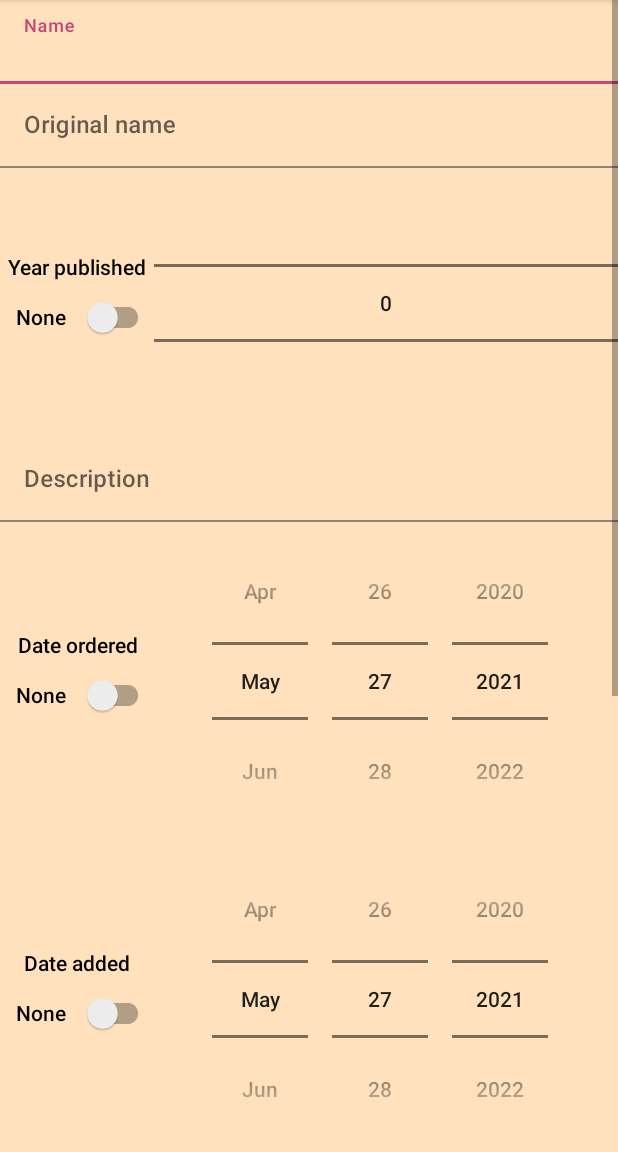
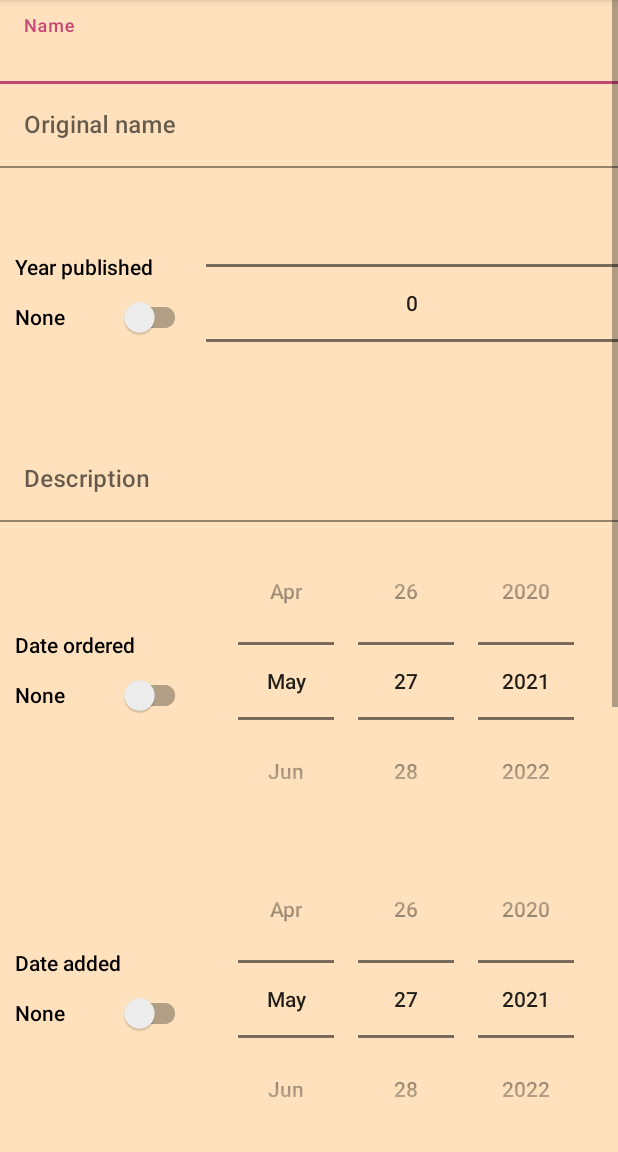
Before and after one commit to adam-handke/BoardGameCollector, an Android app: the EditActivity screen opened directly, with no data from a screen before it, on a phone screen of 412 x 824 dp, the part 84-1236 px from its top. Run offline under Robolectric (Android 15) with nearby library versions, the light colour scheme and no system bars.

Commit message:
add: reset collection option; minor layout fixes

```diff
--- a/app/src/main/AndroidManifest.xml
+++ b/app/src/main/AndroidManifest.xml
@@ -7,7 +7,7 @@
         android:icon="@mipmap/ic_launcher"
         android:label="@string/app_name"
         android:roundIcon="@mipmap/ic_launcher_round"
-        android:supportsRtl="true"
+        android:supportsRtl="false"
         android:theme="@style/Theme.BoardGameCollector">
         <activity
             android:name=".EditActivity"
--- a/app/src/main/java/com/ubiquitous/boardgamecollector/BoardGame.kt
+++ b/app/src/main/java/com/ubiquitous/boardgamecollector/BoardGame.kt
@@ -39,7 +39,6 @@ class BoardGame(
         return name.toString()
     }
 
-
     fun toStringArray(base: String, expansion: String, both: String): Array<String>{
         return arrayOf(
             name ?: "—",
@@ -67,6 +66,10 @@ class BoardGame(
                 BaseExpansionStatus.BOTH -> both
                 else -> base
             },
+            when(expansionNames.size){
+                0 -> "—"
+                else -> expansionNames.joinToString(", ")
+            },
             comment ?: "—",
             locationName ?: "—",
             locationComment ?: "—"
--- a/app/src/main/java/com/ubiquitous/boardgamecollector/DetailsActivity.kt
+++ b/app/src/main/java/com/ubiquitous/boardgamecollector/DetailsActivity.kt
@@ -77,6 +77,7 @@ class DetailsActivity : AppCompatActivity() {
             getString(R.string.mpn),
             getString(R.string.rank),
             getString(R.string.base_expansion_status),
+            getString(R.string.expansions),
             getString(R.string.comment),
             getString(R.string.location),
             getString(R.string.location_comment)
--- a/app/src/main/res/layout/activity_edit.xml
+++ b/app/src/main/res/layout/activity_edit.xml
@@ -50,9 +50,10 @@
             <LinearLayout
                 android:layout_width="0dp"
                 android:layout_height="match_parent"
-                android:layout_weight="1"
+                android:layout_weight="1.5"
                 android:gravity="center"
-                android:orientation="vertical">
+                android:orientation="vertical"
+                android:padding="10dp">
 
                 <TextView
                     android:layout_width="match_parent"
@@ -63,10 +64,10 @@
 
                 <androidx.appcompat.widget.SwitchCompat
                     android:id="@+id/yearPickerNull"
-                    android:onClick="disableYearPicker"
                     android:layout_width="match_parent"
                     android:layout_height="wrap_content"
                     android:layout_gravity="center"
+                    android:onClick="disableYearPicker"
                     android:text="@string/noneSelected"
                     android:textAlignment="center" />
 
@@ -105,9 +106,10 @@
             <LinearLayout
                 android:layout_width="0dp"
                 android:layout_height="match_parent"
-                android:layout_weight="1"
+                android:layout_weight="1.5"
                 android:gravity="center"
-                android:orientation="vertical">
+                android:orientation="vertical"
+                android:padding="10dp">
 
                 <TextView
                     android:layout_width="match_parent"
@@ -118,10 +120,10 @@
 
                 <androidx.appcompat.widget.SwitchCompat
                     android:id="@+id/dateOrderedPickerNull"
-                    android:onClick="disableDateOrderedPicker"
                     android:layout_width="match_parent"
                     android:layout_height="wrap_content"
-                    android:layout_gravity="center"
+                    android:layout_gravity="left"
+                    android:onClick="disableDateOrderedPicker"
                     android:text="@string/noneSelected"
                     android:textAlignment="center" />
 
@@ -147,9 +149,10 @@
             <LinearLayout
                 android:layout_width="0dp"
                 android:layout_height="match_parent"
-                android:layout_weight="1"
+                android:layout_weight="1.5"
                 android:gravity="center"
-                android:orientation="vertical">
+                android:orientation="vertical"
+                android:padding="10dp">
 
                 <TextView
                     android:layout_width="match_parent"
@@ -160,10 +163,10 @@
 
                 <androidx.appcompat.widget.SwitchCompat
                     android:id="@+id/dateAddedPickerNull"
-                    android:onClick="disableDateAddedPicker"
                     android:layout_width="match_parent"
                     android:layout_height="wrap_content"
                     android:layout_gravity="center"
+                    android:onClick="disableDateAddedPicker"
                     android:text="@string/noneSelected"
                     android:textAlignment="center" />
 
@@ -242,18 +245,26 @@
             android:gravity="center"
             android:orientation="horizontal">
 
+            <LinearLayout
+                android:layout_width="0dp"
+                android:layout_height="match_parent"
+                android:layout_weight="1.5"
+                android:gravity="center"
+                android:orientation="vertical"
+                android:padding="10dp">
+
                 <TextView
                     android:layout_width="match_parent"
                     android:layout_height="wrap_content"
                     android:layout_gravity="center"
-                android:layout_weight="3"
                     android:text="@string/base_expansion_status"
                     android:textAlignment="center" />
+            </LinearLayout>
 
             <RadioGroup
-                android:layout_width="match_parent"
+                android:layout_width="0dp"
                 android:layout_height="wrap_content"
-                android:layout_weight="1">
+                android:layout_weight="3">
 
                 <RadioButton
                     android:id="@+id/baseRadioButton"
@@ -295,19 +306,27 @@
             android:gravity="center"
             android:orientation="horizontal">
 
+            <LinearLayout
+                android:layout_width="0dp"
+                android:layout_height="match_parent"
+                android:layout_weight="1.5"
+                android:gravity="center"
+                android:orientation="vertical"
+                android:padding="10dp">
+
                 <TextView
                     android:layout_width="match_parent"
                     android:layout_height="wrap_content"
                     android:layout_gravity="center"
-                android:layout_weight="3"
                     android:text="@string/location"
                     android:textAlignment="center" />
+            </LinearLayout>
 
             <RadioGroup
                 android:id="@+id/locationRadioGroup"
-                android:layout_width="match_parent"
+                android:layout_width="0dp"
                 android:layout_height="wrap_content"
-                android:layout_weight="1">
+                android:layout_weight="3">
 
             </RadioGroup>
         </LinearLayout>
--- a/app/src/main/res/menu/menu_main_activity.xml
+++ b/app/src/main/res/menu/menu_main_activity.xml
@@ -30,4 +30,10 @@
         android:visible="true"
         app:showAsAction="never" />
 
+    <item
+        android:id="@+id/resetCollection"
+        android:title="@string/reset_collection"
+        android:visible="true"
+        app:showAsAction="never" />
+
 </menu>
--- a/app/src/main/res/values/colors.xml
+++ b/app/src/main/res/values/colors.xml
@@ -7,6 +7,7 @@
     <color name="teal_700">#FF018786</color>
     <color name="black">#FF000000</color>
     <color name="white">#FFFFFFFF</color>
+    <color name="red">#FFFF0033</color>
     <color name="primary">#FFC44775</color>
     <color name="secondary">#FFFFE2BD</color>
 </resources>
--- a/app/src/main/res/values/strings.xml
+++ b/app/src/main/res/values/strings.xml
@@ -41,4 +41,5 @@
     <string name="board_game_added">Board game was added!</string>
     <string name="error">ERROR</string>
     <string name="board_game_deleted">Board game was deleted!</string>
+    <string name="reset_collection">Reset collection</string>
 </resources>
```
Also changed, not shown: app/src/main/java/com/ubiquitous/boardgamecollector/EditActivity.kt (+5 -4 lines), app/src/main/java/com/ubiquitous/boardgamecollector/MainActivity.kt (+9 -3 lines), 1 other file. Lines whose indentation alone changed are shown as unchanged.
